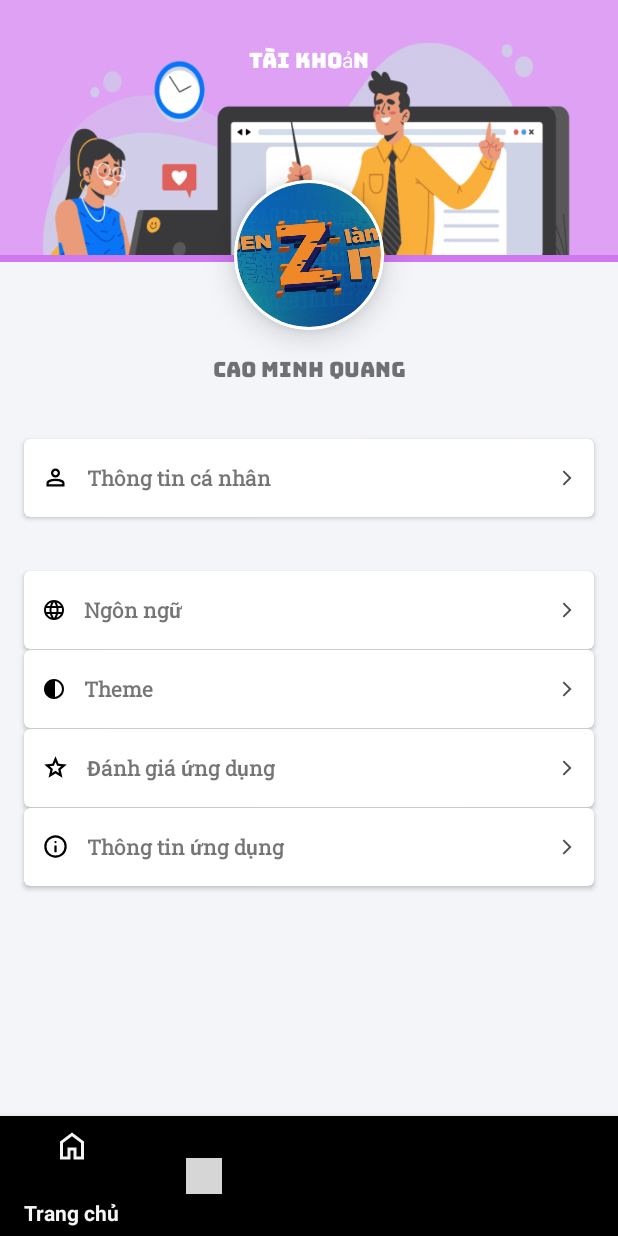
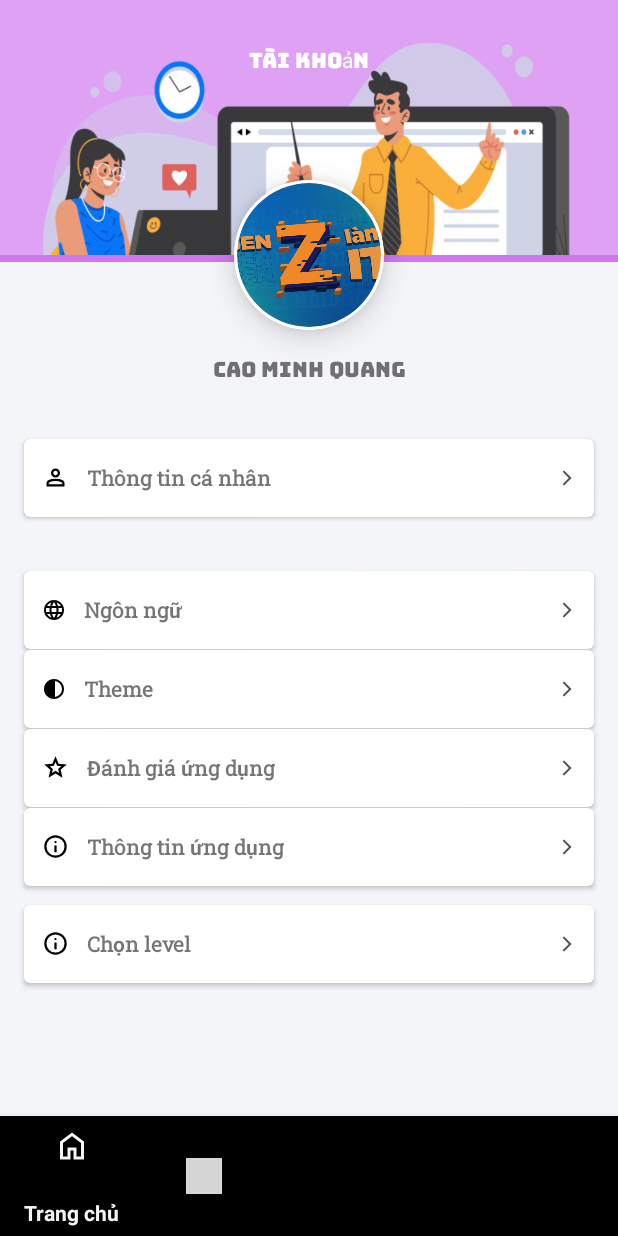
Before and after one commit to mquangcao/CSC13009_EL, an Android app: the fragment AccountFragment placed in its activity, on a phone screen of 412 x 824 dp. Run offline under Robolectric (Android 15) with nearby library versions, the phone set to English and light mode, and no system bars; our stand-ins replace CircleImageView; Roboto replaces fonts that are not available here; grey boxes are pictures that could not be loaded.

Commit message:
fix: word_level_division

```diff
--- a/app/build.gradle.kts
+++ b/app/build.gradle.kts
@@ -55,7 +55,9 @@ dependencies {
     testImplementation(libs.junit)
     androidTestImplementation(libs.androidx.junit)
     androidTestImplementation(libs.androidx.espresso.core)
-
+    implementation(libs.lifecycle.viewmodel.ktx)
+    implementation(libs.kotlinx.coroutines.android)
+    implementation(libs.fragment.ktx)
     implementation(libs.mpandroidchart)
 
     annotationProcessor("com.github.bumptech.glide:compiler:4.16.0")
--- a/app/src/main/AndroidManifest.xml
+++ b/app/src/main/AndroidManifest.xml
@@ -57,6 +57,10 @@
         <activity
             android:name=".app.presentation.activity.LoginActivity"
             android:exported="false" />
+
+        <activity
+            android:name=".app.presentation.activity.WordLevelSelection"
+            android:exported="false" />
         <activity
             android:name=".MainActivity"
             android:exported="true">
--- a/app/src/main/java/com/android_ai/csc13009/app/data/local/AppDatabase.kt
+++ b/app/src/main/java/com/android_ai/csc13009/app/data/local/AppDatabase.kt
@@ -60,7 +60,7 @@ abstract class AppDatabase : RoomDatabase() {
                     AppDatabase::class.java,
                     DATABASE_NAME
                 ).createFromAsset("dictionary.db")
-
+                    .fallbackToDestructiveMigration()
                     .build().also {
                     instance = it
                 }
--- a/app/src/main/java/com/android_ai/csc13009/app/domain/repository/model/UserModel.kt
+++ b/app/src/main/java/com/android_ai/csc13009/app/domain/repository/model/UserModel.kt
@@ -1,4 +1,3 @@
-//Model là lớp trung gian đại diện cho dữ liệu mà bạn sử dụng trong UI
 package com.android_ai.csc13009.app.domain.repository.model
 
 data class UserModel(
--- a/app/src/main/java/com/android_ai/csc13009/app/domain/repository/repository/UserRepository.kt
+++ b/app/src/main/java/com/android_ai/csc13009/app/domain/repository/repository/UserRepository.kt
@@ -1,5 +1,5 @@
 //Repository là lớp trung gian để truy vấn từ UserDao và chuyển đổi dữ liệu từ Entity thành Model
-package com.android_ai.csc13009
+package com.android_ai.csc13009.app.domain.repository.repository
 
 import com.android_ai.csc13009.app.data.local.dao.UserDao
 import com.android_ai.csc13009.app.data.local.entity.UserEntity
--- a/app/src/main/java/com/android_ai/csc13009/app/presentation/fragment/AccountFragment.kt
+++ b/app/src/main/java/com/android_ai/csc13009/app/presentation/fragment/AccountFragment.kt
@@ -12,11 +12,12 @@ import androidx.cardview.widget.CardView
 import com.android_ai.csc13009.R
 import com.android_ai.csc13009.app.presentation.activity.DashboardActivity
 import com.android_ai.csc13009.app.presentation.activity.EditProfileActivity
+import com.android_ai.csc13009.app.presentation.activity.WordLevelSelection
 import kotlin.math.log
 
 
 class AccountFragment : Fragment() {
-
+    private lateinit var cLevel : CardView
     private lateinit var cInfo : CardView
     override fun onCreateView(inflater: LayoutInflater, container: ViewGroup?, savedInstanceState: Bundle?): View? {
 
@@ -28,8 +29,11 @@ class AccountFragment : Fragment() {
             startActivity(intent)
         }
 
-
-
+        cLevel = view.findViewById(R.id.cLevel)
+        cLevel.setOnClickListener{
+            val intent = Intent(activity, WordLevelSelection::class.java)
+            startActivity(intent)
+        }
 
 
         return view
--- a/app/src/main/res/layout/fragment_account.xml
+++ b/app/src/main/res/layout/fragment_account.xml
@@ -312,6 +312,51 @@
                     </RelativeLayout>
                 </androidx.cardview.widget.CardView>
 
+                <androidx.cardview.widget.CardView
+                    android:id="@+id/cLevel"
+                    android:layout_width="match_parent"
+                    android:layout_height="wrap_content"
+
+                    android:layout_marginStart="4dp"
+                    android:layout_marginTop="0.5dp"
+                    android:layout_marginEnd="4dp"
+                    android:layout_marginBottom="12dp"
+
+                    app:cardCornerRadius="4dp"
+                    app:cardElevation="2dp">
+
+                    <RelativeLayout
+                        android:layout_width="match_parent"
+                        android:layout_height="52dp">
+
+                        <ImageView
+                            android:id="@+id/imageView10"
+                            android:layout_width="wrap_content"
+                            android:layout_height="wrap_content"
+                            android:layout_centerVertical="true"
+                            android:layout_marginStart="12dp"
+                            android:src="@drawable/info_24px" />
+
+                        <TextView
+                            android:layout_width="wrap_content"
+                            android:layout_height="wrap_content"
+                            android:layout_centerVertical="true"
+                            android:layout_marginStart="12dp"
+                            android:layout_toRightOf="@+id/imageView10"
+                            android:fontFamily="@font/roboto_slab"
+                            android:text="Chọn level"
+                            android:textStyle="bold" />
+
+                        <ImageView
+                            android:layout_width="wrap_content"
+                            android:layout_height="wrap_content"
+                            android:layout_alignParentEnd="true"
+                            android:layout_centerVertical="true"
+                            android:layout_marginEnd="12dp"
+                            android:src="@drawable/arrow_forward_ios_24px" />
+                    </RelativeLayout>
+                </androidx.cardview.widget.CardView>
+
             </LinearLayout>
         </ScrollView>
 
--- a/gradle/libs.versions.toml
+++ b/gradle/libs.versions.toml
@@ -18,6 +18,7 @@ fragment = "1.8.5"
 mpandroidchart = "v3.1.0"
 gamesActivity = "3.0.5"
 roomRuntime = "2.6.1"
+lifecycleKtx = "2.8.0"
 
 
 
@@ -36,7 +37,9 @@ androidx-fragment-ktx = { group = "androidx.fragment", name = "fragment-ktx", ve
 mpandroidchart = { module = "com.github.PhilJay:MPAndroidChart", version.ref = "mpandroidchart" }
 androidx-room-compiler = { module = "androidx.room:room-compiler", version.ref = "roomRuntime" }
 androidx-room-runtime = { module = "androidx.room:room-runtime", version.ref = "roomRuntime" }
-
+lifecycle-viewmodel-ktx = { group = "androidx.lifecycle", name = "lifecycle-viewmodel-ktx", version.ref = "lifecycleKtx" }
+kotlinx-coroutines-android = "org.jetbrains.kotlinx:kotlinx-coroutines-android:1.7.3"
+fragment-ktx = "androidx.fragment:fragment-ktx:1.6.2"
 
 [plugins]
 android-application = { id = "com.android.application", version.ref = "agp" }
```
Also changed, not shown: app/src/main/java/com/android_ai/csc13009/app/presentation/activity/WordLevelSelection.kt (added, +132 -0 lines), app/src/main/java/com/android_ai/csc13009/app/presentation/viewmodel/UserViewModel.kt (+21 -23 lines), app/src/main/java/com/android_ai/csc13009/app/presentation/viewmodel/ViewModelFactory.kt (+15 -17 lines), app/src/main/res/layout/activity_word_level_division.xml (+3 -8 lines).
